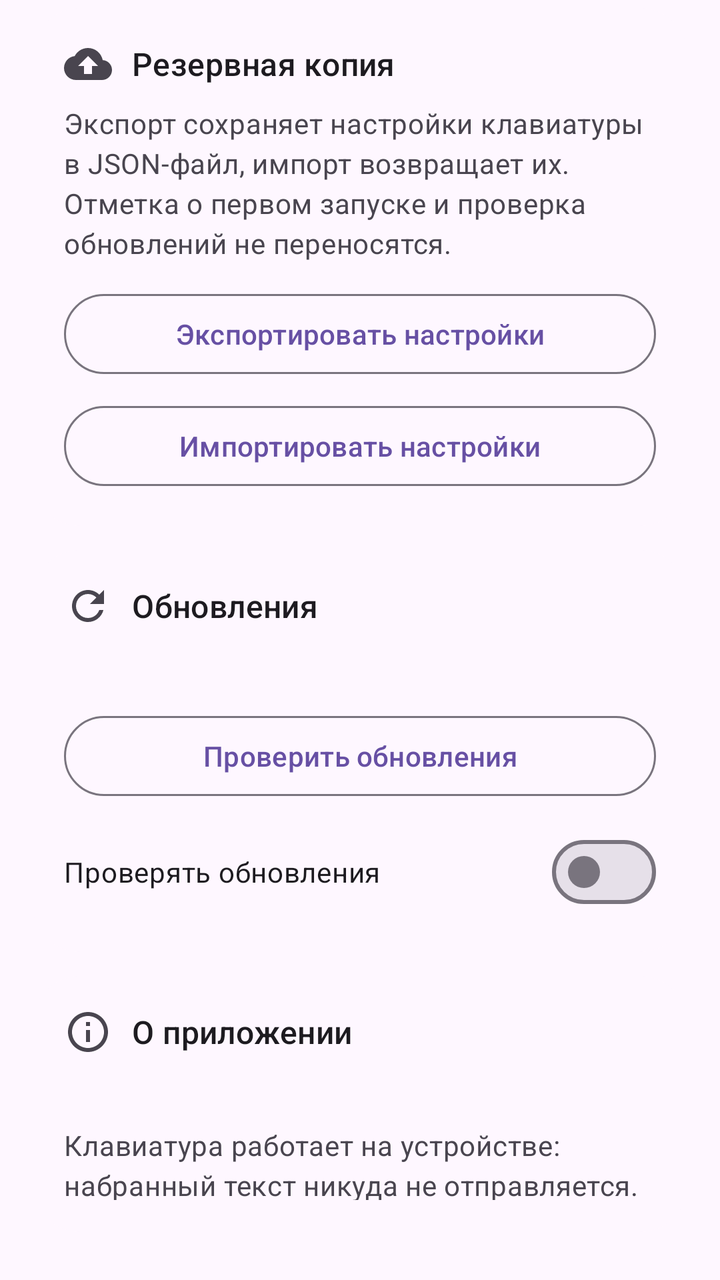
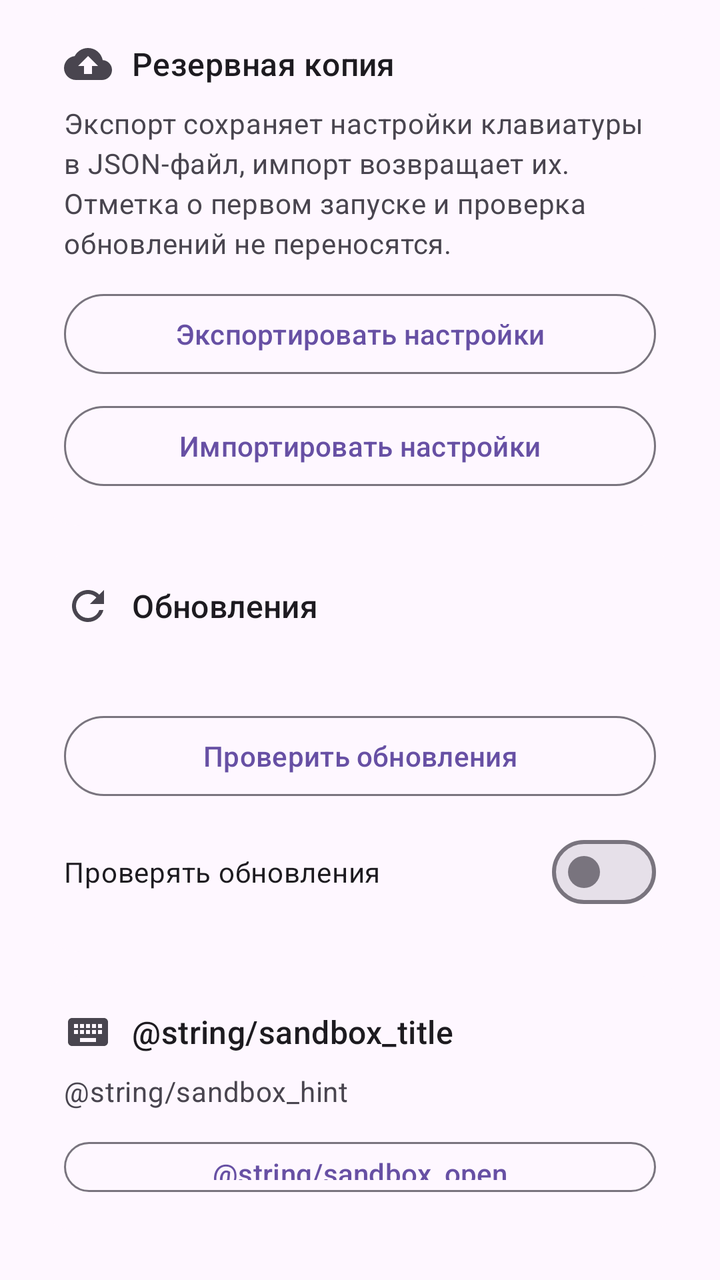

Before-and-after screenshots of an Android layout around one commit, followed by the original layout XML and the change that was made.
<!-- AndroidManifest.xml: application theme Theme.Mogged -->
<!-- res/layout/section_more.xml -->
<?xml version="1.0" encoding="utf-8"?>
<LinearLayout xmlns:android="http://schemas.android.com/apk/res/android"
    xmlns:app="http://schemas.android.com/apk/res-auto"
    android:layout_width="match_parent"
    android:layout_height="wrap_content"
    android:orientation="vertical"
    android:paddingStart="16dp"
    android:paddingEnd="16dp"
    android:paddingBottom="24dp">

    
    <com.google.android.material.card.MaterialCardView
        android:layout_width="match_parent"
        android:layout_height="wrap_content"
        android:layout_marginTop="4dp"
        app:cardCornerRadius="24dp"
        app:cardElevation="0dp"
        app:strokeWidth="0dp">

        <LinearLayout
            android:layout_width="match_parent"
            android:layout_height="wrap_content"
            android:orientation="vertical"
            android:padding="16dp">

            <LinearLayout
                android:layout_width="match_parent"
                android:layout_height="wrap_content"
                android:gravity="center_vertical"
                android:orientation="horizontal">

                <ImageView
                    android:layout_width="24dp"
                    android:layout_height="24dp"
                    android:contentDescription="@null"
                    android:src="@drawable/ic_backup"
                    app:tint="?attr/colorOnSurfaceVariant" />

                <TextView
                    android:layout_width="wrap_content"
                    android:layout_height="wrap_content"
                    android:layout_marginStart="10dp"
                    android:text="@string/backup_title"
                    android:textAppearance="?attr/textAppearanceTitleMedium" />
            </LinearLayout>

            <TextView
                android:layout_width="match_parent"
                android:layout_height="wrap_content"
                android:layout_marginTop="8dp"
                android:text="@string/backup_hint"
                android:textAppearance="?attr/textAppearanceBodyMedium"
                android:textColor="?attr/colorOnSurfaceVariant" />

            <Button
                android:id="@+id/btnExport"
                style="?attr/materialButtonOutlinedStyle"
                android:layout_width="match_parent"
                android:layout_height="wrap_content"
                android:layout_marginTop="12dp"
                android:minHeight="48dp"
                android:text="@string/backup_export" />

            <Button
                android:id="@+id/btnImport"
                style="?attr/materialButtonOutlinedStyle"
                android:layout_width="match_parent"
                android:layout_height="wrap_content"
                android:layout_marginTop="8dp"
                android:minHeight="48dp"
                android:text="@string/backup_import" />
        </LinearLayout>
    </com.google.android.material.card.MaterialCardView>

    
    <com.google.android.material.card.MaterialCardView
        android:layout_width="match_parent"
        android:layout_height="wrap_content"
        android:layout_marginTop="12dp"
        app:cardCornerRadius="24dp"
        app:cardElevation="0dp"
        app:strokeWidth="0dp">

        <LinearLayout
            android:layout_width="match_parent"
            android:layout_height="wrap_content"
            android:orientation="vertical"
            android:padding="16dp">

            <LinearLayout
                android:layout_width="match_parent"
                android:layout_height="wrap_content"
                android:gravity="center_vertical"
                android:orientation="horizontal">

                <ImageView
                    android:layout_width="24dp"
                    android:layout_height="24dp"
                    android:contentDescription="@null"
                    android:src="@drawable/ic_refresh"
                    app:tint="?attr/colorOnSurfaceVariant" />

                <TextView
                    android:layout_width="wrap_content"
                    android:layout_height="wrap_content"
                    android:layout_marginStart="10dp"
                    android:text="@string/updates_title"
                    android:textAppearance="?attr/textAppearanceTitleMedium" />
            </LinearLayout>

            <TextView
                android:id="@+id/updateStatus"
                android:layout_width="match_parent"
                android:layout_height="wrap_content"
                android:layout_marginTop="8dp"
                android:textAppearance="?attr/textAppearanceBodyMedium"
                android:textColor="?attr/colorOnSurfaceVariant" />

            <TextView
                android:id="@+id/updateNotes"
                android:layout_width="match_parent"
                android:layout_height="wrap_content"
                android:layout_marginTop="10dp"
                android:textAppearance="?attr/textAppearanceBodyMedium"
                android:visibility="gone" />

            <ProgressBar
                android:id="@+id/updateProgress"
                style="?android:attr/progressBarStyleHorizontal"
                android:layout_width="match_parent"
                android:layout_height="wrap_content"
                android:layout_marginTop="10dp"
                android:max="100"
                android:visibility="gone" />

            <Button
                android:id="@+id/btnUpdate"
                style="?attr/materialButtonOutlinedStyle"
                android:layout_width="match_parent"
                android:layout_height="wrap_content"
                android:layout_marginTop="12dp"
                android:minHeight="48dp"
                android:text="@string/update_check" />

            <com.google.android.material.materialswitch.MaterialSwitch
                android:id="@+id/swUpdates"
                android:layout_width="match_parent"
                android:layout_height="wrap_content"
                android:layout_marginTop="10dp"
                android:minHeight="48dp"
                android:text="@string/pref_updates" />
        </LinearLayout>
    </com.google.android.material.card.MaterialCardView>

    
    <com.google.android.material.card.MaterialCardView
        android:layout_width="match_parent"
        android:layout_height="wrap_content"
        android:layout_marginTop="12dp"
        app:cardCornerRadius="24dp"
        app:cardElevation="0dp"
        app:strokeWidth="0dp">

        <LinearLayout
            android:layout_width="match_parent"
            android:layout_height="wrap_content"
            android:orientation="vertical"
            android:padding="16dp">

            <LinearLayout
                android:layout_width="match_parent"
                android:layout_height="wrap_content"
                android:gravity="center_vertical"
                android:orientation="horizontal">

                <ImageView
                    android:layout_width="24dp"
                    android:layout_height="24dp"
                    android:contentDescription="@null"
                    android:src="@drawable/ic_info"
                    app:tint="?attr/colorOnSurfaceVariant" />

                <TextView
                    android:layout_width="wrap_content"
                    android:layout_height="wrap_content"
                    android:layout_marginStart="10dp"
                    android:text="@string/about_title"
                    android:textAppearance="?attr/textAppearanceTitleMedium" />
            </LinearLayout>

            <TextView
                android:id="@+id/aboutVersion"
                android:layout_width="match_parent"
                android:layout_height="wrap_content"
                android:layout_marginTop="8dp"
                android:textAppearance="?attr/textAppearanceBodyMedium" />

            <TextView
                android:layout_width="match_parent"
                android:layout_height="wrap_content"
                android:layout_marginTop="8dp"
                android:text="@string/about_text"
                android:textAppearance="?attr/textAppearanceBodyMedium"
                android:textColor="?attr/colorOnSurfaceVariant" />
        </LinearLayout>
    </com.google.android.material.card.MaterialCardView>

    
    <com.google.android.material.card.MaterialCardView
        android:layout_width="match_parent"
        android:layout_height="wrap_content"
        android:layout_marginTop="12dp"
        app:cardCornerRadius="24dp"
        app:cardElevation="0dp"
        app:strokeWidth="0dp">

        <LinearLayout
            android:layout_width="match_parent"
            android:layout_height="wrap_content"
            android:orientation="vertical"
            android:padding="16dp">

            <LinearLayout
                android:layout_width="match_parent"
                android:layout_height="wrap_content"
                android:gravity="center_vertical"
                android:orientation="horizontal">

                <ImageView
                    android:layout_width="24dp"
                    android:layout_height="24dp"
                    android:contentDescription="@null"
                    android:src="@drawable/ic_history"
                    app:tint="?attr/colorOnSurfaceVariant" />

                <TextView
                    android:layout_width="wrap_content"
                    android:layout_height="wrap_content"
                    android:layout_marginStart="10dp"
                    android:text="@string/changelog_title"
                    android:textAppearance="?attr/textAppearanceTitleMedium" />
            </LinearLayout>

            <TextView
                android:id="@+id/changelogText"
                android:layout_width="match_parent"
                android:layout_height="wrap_content"
                android:layout_marginTop="8dp"
                android:textAppearance="?attr/textAppearanceBodyMedium"
                android:textColor="?attr/colorOnSurfaceVariant" />
        </LinearLayout>
    </com.google.android.material.card.MaterialCardView>

    <Button
        android:id="@+id/btnResetAll"
        style="?attr/materialButtonOutlinedStyle"
        android:layout_width="match_parent"
        android:layout_height="wrap_content"
        android:layout_marginTop="12dp"
        android:minHeight="48dp"
        android:text="@string/reset_all" />
</LinearLayout>
<!-- resources referenced by this layout -->
<resources>
  <!-- drawable ic_backup (drawable) -->
  <?xml version="1.0" encoding="utf-8"?>
  <vector xmlns:android="http://schemas.android.com/apk/res/android"
      android:width="24dp"
      android:height="24dp"
      android:viewportWidth="24"
      android:viewportHeight="24">
      <path
          android:fillColor="#FFFFFFFF"
          android:pathData="M19.35,10.04C18.67,6.59 15.64,4 12,4 9.11,4 6.6,5.64 5.35,8.04 2.34,8.36 0,10.91 0,14c0,3.31 2.69,6 6,6h13c2.76,0 5,-2.24 5,-5 0,-2.64 -2.05,-4.78 -4.65,-4.96zM14,13v4h-4v-4H7l5,-5 5,5h-3z" />
  </vector>
  <!-- drawable ic_info (drawable) -->
  <?xml version="1.0" encoding="utf-8"?>
  <vector xmlns:android="http://schemas.android.com/apk/res/android"
      android:width="24dp"
      android:height="24dp"
      android:viewportWidth="24"
      android:viewportHeight="24">
      <path
          android:fillColor="#FFFFFFFF"
          android:pathData="M11,7h2v2h-2zM11,11h2v6h-2zM12,2C6.48,2 2,6.48 2,12s4.48,10 10,10 10,-4.48 10,-10S17.52,2 12,2zM12,20c-4.41,0 -8,-3.59 -8,-8s3.59,-8 8,-8 8,3.59 8,8 -3.59,8 -8,8z" />
  </vector>
  <string name="about_text">Клавиатура работает на устройстве: набранный текст никуда не отправляется. Интернет нужен только для проверки и скачивания обновлений с GitHub — это можно выключить в настройках. Цвета берутся из системной палитры Material You (Android 12+), если включены динамические цвета; иначе действует базовая палитра Material 3. Тему можно выбрать вручную.\n\nДолгое нажатие на букву или знак открывает меню альтернатив: ё, ъ, акценты, валюты. На клавишах видны подсказки, их можно выключить. Кнопка «=&lt;» открывает вторую страницу символов.\n\nСвайп по пробелу настраивается: смена языка, движение курсора по 12 dp или выключен. Долгое нажатие на пробеле всё равно меняет язык. Свайп влево по Backspace стирает слово, удержание — по символу. Долгое нажатие на Enter открывает панель одной руки. Двойной пробел ставит точку и пробел.</string>
  <string name="about_title">О приложении</string>
  <string name="backup_export">Экспортировать настройки</string>
  <string name="backup_hint">Экспорт сохраняет настройки клавиатуры в JSON-файл, импорт возвращает их. Отметка о первом запуске и проверка обновлений не переносятся.</string>
  <string name="backup_import">Импортировать настройки</string>
  <string name="backup_title">Резервная копия</string>
  <string name="changelog_title">Что нового</string>
  <string name="pref_updates">Проверять обновления</string>
  <string name="reset_all">Сбросить всё</string>
  <string name="update_check">Проверить обновления</string>
  <string name="updates_title">Обновления</string>
  <style name="Theme.Mogged" parent="Theme.Material3.DayNight.NoActionBar">
          <item name="android:statusBarColor">@android:color/transparent</item>
          <item name="android:navigationBarColor">@android:color/transparent</item>
      </style>
  <!-- unchanged entries left out for length: 2 -->
</resources>

<!-- the commit's change to res/layout/section_more.xml (unified diff, before → after) -->
@@ -177,6 +177,61 @@
                     android:layout_width="24dp"
                     android:layout_height="24dp"
                     android:contentDescription="@null"
+                    android:src="@drawable/ic_nav_input"
+                    app:tint="?attr/colorOnSurfaceVariant" />
+
+                <TextView
+                    android:layout_width="wrap_content"
+                    android:layout_height="wrap_content"
+                    android:layout_marginStart="10dp"
+                    android:text="@string/sandbox_title"
+                    android:textAppearance="?attr/textAppearanceTitleMedium" />
+            </LinearLayout>
+
+            <TextView
+                android:layout_width="match_parent"
+                android:layout_height="wrap_content"
+                android:layout_marginTop="8dp"
+                android:text="@string/sandbox_hint"
+                android:textAppearance="?attr/textAppearanceBodyMedium"
+                android:textColor="?attr/colorOnSurfaceVariant" />
+
+            <Button
+                android:id="@+id/btnSandbox"
+                style="?attr/materialButtonOutlinedStyle"
+                android:layout_width="match_parent"
+                android:layout_height="wrap_content"
+                android:layout_marginTop="12dp"
+                android:minHeight="48dp"
+                android:text="@string/sandbox_open" />
+        </LinearLayout>
+    </com.google.android.material.card.MaterialCardView>
+
+    
+    <com.google.android.material.card.MaterialCardView
+        android:layout_width="match_parent"
+        android:layout_height="wrap_content"
+        android:layout_marginTop="12dp"
+        app:cardCornerRadius="24dp"
+        app:cardElevation="0dp"
+        app:strokeWidth="0dp">
+
+        <LinearLayout
+            android:layout_width="match_parent"
+            android:layout_height="wrap_content"
+            android:orientation="vertical"
+            android:padding="16dp">
+
+            <LinearLayout
+                android:layout_width="match_parent"
+                android:layout_height="wrap_content"
+                android:gravity="center_vertical"
+                android:orientation="horizontal">
+
+                <ImageView
+                    android:layout_width="24dp"
+                    android:layout_height="24dp"
+                    android:contentDescription="@null"
                     android:src="@drawable/ic_info"
                     app:tint="?attr/colorOnSurfaceVariant" />
 
<!-- resource entries referenced after the edit -->
@@ -22,6 +22,17 @@
           android:fillColor="#FFFFFFFF"
           android:pathData="M11,7h2v2h-2zM11,11h2v6h-2zM12,2C6.48,2 2,6.48 2,12s4.48,10 10,10 10,-4.48 10,-10S17.52,2 12,2zM12,20c-4.41,0 -8,-3.59 -8,-8s3.59,-8 8,-8 8,3.59 8,8 -3.59,8 -8,8z" />
   </vector>
+  <!-- drawable ic_nav_input (drawable) -->
+  <?xml version="1.0" encoding="utf-8"?>
+  <vector xmlns:android="http://schemas.android.com/apk/res/android"
+      android:width="24dp"
+      android:height="24dp"
+      android:viewportWidth="24"
+      android:viewportHeight="24">
+      <path
+          android:fillColor="#FFFFFFFF"
+          android:pathData="M20,5H4c-1.1,0 -1.99,0.9 -1.99,2L2,17c0,1.1 0.9,2 2,2h16c1.1,0 2,-0.9 2,-2V7c0,-1.1 -0.9,-2 -2,-2zM11,8h2v2h-2V8zM11,11h2v2h-2v-2zM8,8h2v2H8V8zM8,11h2v2H8v-2zM7,13H5v-2h2v2zM7,10H5V8h2v2zM16,17H8v-2h8v2zM16,13h-2v-2h2v2zM16,10h-2V8h2v2zM19,13h-2v-2h2v2zM19,10h-2V8h2v2z" />
+  </vector>
   <string name="about_text">Клавиатура работает на устройстве: набранный текст никуда не отправляется. Интернет нужен только для проверки и скачивания обновлений с GitHub — это можно выключить в настройках. Цвета берутся из системной палитры Material You (Android 12+), если включены динамические цвета; иначе действует базовая палитра Material 3. Тему можно выбрать вручную.\n\nДолгое нажатие на букву или знак открывает меню альтернатив: ё, ъ, акценты, валюты. На клавишах видны подсказки, их можно выключить. Кнопка «=&lt;» открывает вторую страницу символов.\n\nСвайп по пробелу настраивается: смена языка, движение курсора по 12 dp или выключен. Долгое нажатие на пробеле всё равно меняет язык. Свайп влево по Backspace стирает слово, удержание — по символу. Долгое нажатие на Enter открывает панель одной руки. Двойной пробел ставит точку и пробел.</string>
   <string name="about_title">О приложении</string>
   <string name="backup_export">Экспортировать настройки</string>
